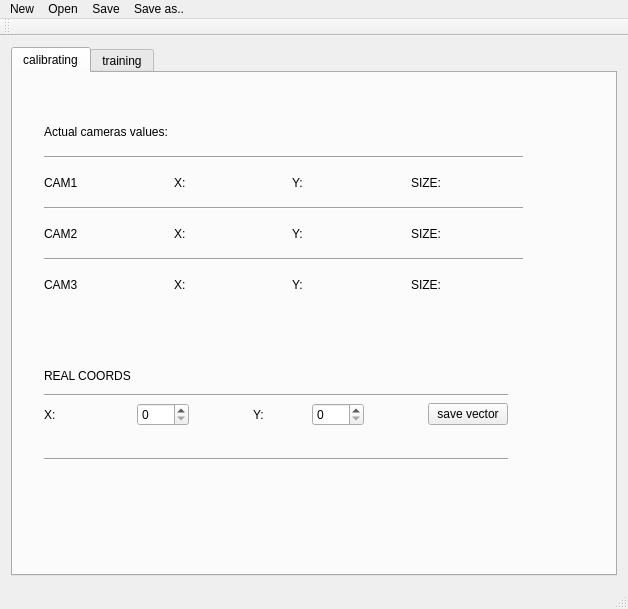
Before: the Qt Designer form App/calib_tools/calib_tool/calibtool.ui in ferot/dms, drawn with Qt 5.
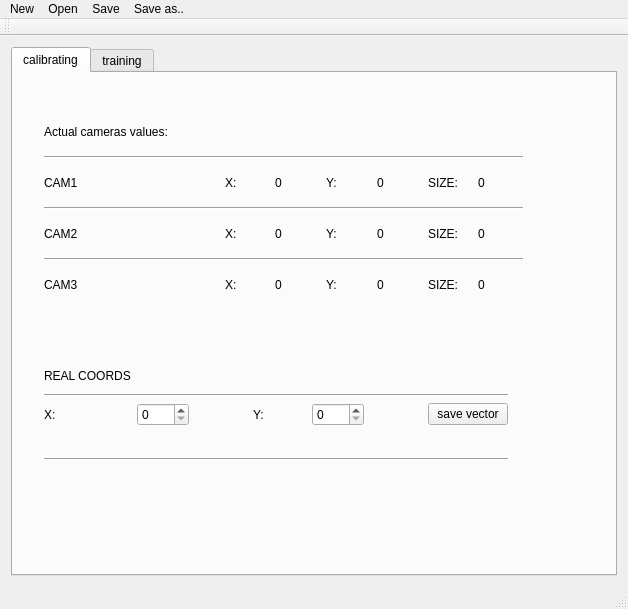
After: the same form once the commit is applied.

Commit message: Added lalbes for values of coords

```diff
--- a/App/calib_tools/calib_tool/calibtool.ui
+++ b/App/calib_tools/calib_tool/calibtool.ui
@@ -37,6 +37,27 @@
          </rect>
         </property>
         <layout class="QGridLayout" name="gridLayout">
+         <item row="8" column="3">
+          <widget class="QLabel" name="label_c2_x_v">
+           <property name="text">
+            <string>0</string>
+           </property>
+          </widget>
+         </item>
+         <item row="4" column="5">
+          <widget class="QLabel" name="label_c1_y_v">
+           <property name="text">
+            <string>0</string>
+           </property>
+          </widget>
+         </item>
+         <item row="4" column="3">
+          <widget class="QLabel" name="label_c1_x_v">
+           <property name="text">
+            <string>0</string>
+           </property>
+          </widget>
+         </item>
          <item row="10" column="0">
           <widget class="QLabel" name="label_4">
            <property name="text">
@@ -44,7 +65,7 @@
            </property>
           </widget>
          </item>
-         <item row="8" column="1">
+         <item row="8" column="2">
           <widget class="QLabel" name="label_x_c2">
            <property name="text">
             <string>X:</string>
@@ -58,21 +79,21 @@
            </property>
           </widget>
          </item>
-         <item row="4" column="3">
+         <item row="4" column="6">
           <widget class="QLabel" name="label_s_c1">
            <property name="text">
             <string>SIZE:</string>
            </property>
           </widget>
          </item>
-         <item row="8" column="3">
+         <item row="8" column="6">
           <widget class="QLabel" name="label_s_c2">
            <property name="text">
             <string>SIZE:</string>
            </property>
           </widget>
          </item>
-         <item row="4" column="2">
+         <item row="4" column="4">
           <widget class="QLabel" name="label_y_c1">
            <property name="text">
             <string>Y:</string>
@@ -93,7 +114,7 @@
            </property>
           </widget>
          </item>
-         <item row="8" column="2">
+         <item row="8" column="4">
           <widget class="QLabel" name="label_y_c2">
            <property name="text">
             <string>Y:</string>
@@ -107,48 +128,97 @@
            </property>
           </widget>
          </item>
-         <item row="4" column="1">
+         <item row="4" column="2">
           <widget class="QLabel" name="label_x_c1">
            <property name="text">
             <string>X:</string>
            </property>
           </widget>
          </item>
-         <item row="2" column="0" colspan="4">
-          <widget class="Line" name="line">
-           <property name="orientation">
-            <enum>Qt::Horizontal</enum>
-           </property>
-          </widget>
-         </item>
-         <item row="10" column="1">
-          <widget class="QLabel" name="label_x_c3">
-           <property name="text">
-            <string>X:</string>
-           </property>
-          </widget>
-         </item>
-         <item row="5" column="0" colspan="4">
-          <widget class="Line" name="line_2">
-           <property name="orientation">
-            <enum>Qt::Horizontal</enum>
-           </property>
-          </widget>
-         </item>
          <item row="10" column="2">
+          <widget class="QLabel" name="label_x_c3">
+           <property name="text">
+            <string>X:</string>
+           </property>
+          </widget>
+         </item>
+         <item row="10" column="4">
           <widget class="QLabel" name="label_y_c3">
            <property name="text">
             <string>Y:</string>
            </property>
           </widget>
          </item>
-         <item row="10" column="3">
+         <item row="10" column="6">
           <widget class="QLabel" name="label_s_c3">
            <property name="text">
             <string>SIZE:</string>
            </property>
           </widget>
          </item>
+         <item row="10" column="3">
+          <widget class="QLabel" name="label_c3_x_v">
+           <property name="text">
+            <string>0</string>
+           </property>
+          </widget>
+         </item>
+         <item row="8" column="5">
+          <widget class="QLabel" name="label_c2_y_v">
+           <property name="text">
+            <string>0</string>
+           </property>
+          </widget>
+         </item>
+         <item row="10" column="5">
+          <widget class="QLabel" name="label_c3_y_v">
+           <property name="text">
+            <string>0</string>
+           </property>
+          </widget>
+         </item>
+         <item row="4" column="7">
+          <widget class="QLabel" name="label_c1_s_v">
+           <property name="text">
+            <string>0</string>
+           </property>
+          </widget>
+         </item>
+         <item row="8" column="7">
+          <widget class="QLabel" name="label_c2_s_v">
+           <property name="text">
+            <string>0</string>
+           </property>
+          </widget>
+         </item>
+         <item row="10" column="7">
+          <widget class="QLabel" name="label_c3_s_v">
+           <property name="text">
+            <string>0</string>
+           </property>
+          </widget>
+         </item>
+         <item row="2" column="0" colspan="8">
+          <widget class="Line" name="line">
+           <property name="orientation">
+            <enum>Qt::Horizontal</enum>
+           </property>
+          </widget>
+         </item>
+         <item row="5" column="0" colspan="8">
+          <widget class="Line" name="line_2">
+           <property name="orientation">
+            <enum>Qt::Horizontal</enum>
+           </property>
+          </widget>
+         </item>
+         <item row="9" column="0" colspan="8">
+          <widget class="Line" name="line_3">
+           <property name="orientation">
+            <enum>Qt::Horizontal</enum>
+           </property>
+          </widget>
+         </item>
         </layout>
        </widget>
        <widget class="QWidget" name="gridLayoutWidget_2">
```
Left out of the diff: 7 changed lines with no effect on the pictures.
